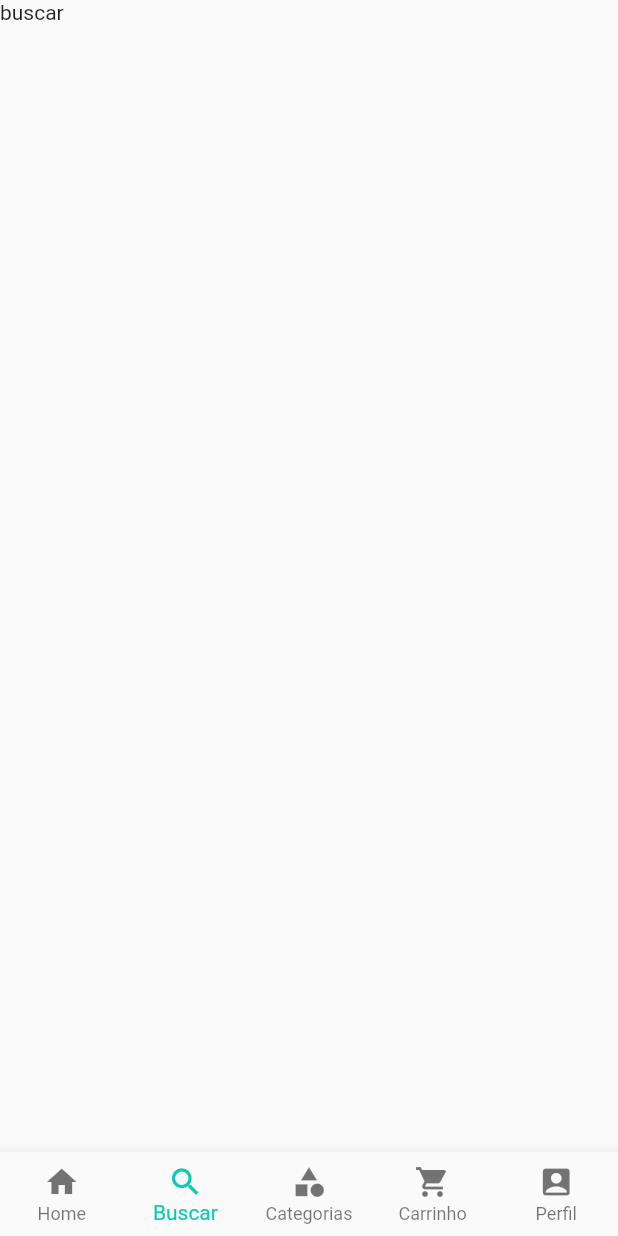
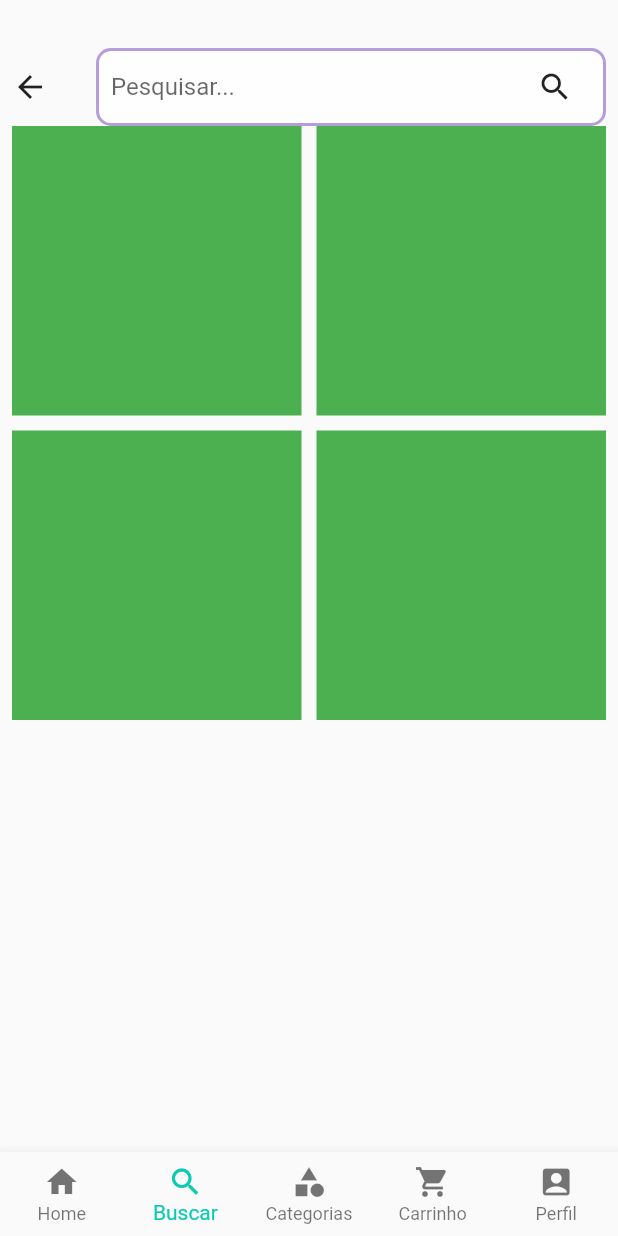
Before and after one commit to CammyFerreira/Projeto_Flutter, a Flutter app: the screen it shows after launch, item 2 of the bottom bar chosen, on a phone screen of 412 x 824 dp. Run offline on Flutter 3.47's test engine with Material 2 defaults, Android fonts, the phone set to English and light mode, and no system bars; our stand-ins replace carousel_slider, email_validator, fluttertoast, google_fonts, shared_preferences; network calls fail.

Commit message:
Começando a busca

```diff
--- a/projeto_flutter/lib/views/bottom_navigation.dart
+++ b/projeto_flutter/lib/views/bottom_navigation.dart
@@ -1,4 +1,5 @@
 import 'package:flutter/material.dart';
+import 'package:projeto_flutter/views/busca.dart';
 import 'package:projeto_flutter/views/carrinho.dart';
 import 'package:projeto_flutter/views/categorias_view.dart';
 import 'package:projeto_flutter/views/home_page.dart';
@@ -15,7 +16,7 @@ class _MyHomePageState extends State<HomePage> {
   int currentIndex = 0;
   final screens = [
     const HomeView(),
-    const Text('buscar'),
+    const Busca(),
     const CategoryView(),
     const CarrinhoView(),
     LoginView(),
--- /dev/null
+++ b/projeto_flutter/lib/views/busca.dart
@@ -0,0 +1,90 @@
+import 'package:flutter/material.dart';
+
+final TextEditingController _searchQueryController = TextEditingController();
+
+class Busca extends StatefulWidget {
+  const Busca({super.key});
+
+  @override
+  State<Busca> createState() => _BuscaState();
+}
+
+class _BuscaState extends State<Busca> {
+  @override
+  Widget build(BuildContext context) {
+    return Scaffold(
+      body: Padding(
+        padding: const EdgeInsets.symmetric(vertical: 32, horizontal: 8),
+        child: Column(
+          children: [
+            Row(
+              mainAxisAlignment: MainAxisAlignment.spaceBetween,
+              children: [
+                const Icon(Icons.arrow_back),
+                Container(
+                  width: 340,
+                  decoration: BoxDecoration(
+                    color: Colors.white70,
+                    border: Border.all(
+                      color: Colors.deepPurple[200]!,
+                      width: 2,
+                      style: BorderStyle.solid,
+                    ),
+                    borderRadius: const BorderRadius.all(
+                      Radius.circular(10),
+                    ),
+                  ),
+                  padding: const EdgeInsets.symmetric(horizontal: 8.0),
+                  child: Row(
+                    children: [
+                      Expanded(
+                        child: TextField(
+                          controller: _searchQueryController,
+                          onTap: null,
+                          decoration: const InputDecoration(
+                            hintText: 'Pesquisar...',
+                            border: InputBorder.none,
+                          ),
+                        ),
+                      ),
+                      IconButton(
+                        icon: const Icon(Icons.search),
+                        onPressed: () {
+                          String query = _searchQueryController.text;
+                          print('Buscando por: $query');
+                        },
+                      ),
+                    ],
+                  ),
+                ),
+              ],
+            ),
+            Visibility(
+              visible: _searchQueryController.text == '',
+              child: GridView.count(
+                shrinkWrap: true,
+                crossAxisCount: 2,
+                crossAxisSpacing: 10,
+                mainAxisSpacing: 10,
+                children: [
+                  Container(
+                    color: Colors.green,
+                  ),
+                  Container(
+                    color: Colors.green,
+                  ),
+                  Container(
+                    color: Colors.green,
+                  ),
+                  Container(
+                    color: Colors.green,
+                  ),
+                ],
+              ),
+            )
+          ],
+        ),
+      ),
+    );
+  }
+}
--- a/projeto_flutter/lib/views/home_page.dart
+++ b/projeto_flutter/lib/views/home_page.dart
@@ -1,12 +1,12 @@
 import 'package:carousel_slider/carousel_slider.dart';
 import 'package:flutter/material.dart';
 import 'package:projeto_flutter/components/categorias_home.dart';
+import 'package:projeto_flutter/views/busca.dart';
 import 'package:projeto_flutter/views/categorias_view.dart';
 import 'package:projeto_flutter/views/fragments/caroussel_products.dart';
 import 'package:projeto_flutter/views/list_page.dart';
 
 final themeMode = ValueNotifier(2);
-final TextEditingController _searchQueryController = TextEditingController();
 
 class HomeView extends StatelessWidget {
   const HomeView({super.key});
@@ -38,22 +38,26 @@ class HomeView extends StatelessWidget {
                   ),
                   padding: const EdgeInsets.symmetric(horizontal: 8.0),
                   child: Row(
-                    children: <Widget>[
+                    children: [
                       Expanded(
                         child: TextField(
-                          controller: _searchQueryController,
+                          enabled: true,
+                          readOnly: true,
+                          onTap: () => Navigator.push(
+                            context,
+                            MaterialPageRoute(
+                              builder: (BuildContext context) => const Busca(),
+                            ),
+                          ),
                           decoration: const InputDecoration(
                             hintText: 'Pesquisar...',
                             border: InputBorder.none,
                           ),
                         ),
                       ),
-                      IconButton(
-                        icon: const Icon(Icons.search),
-                        onPressed: () {
-                          String query = _searchQueryController.text;
-                          print('Buscando por: $query');
-                        },
+                      const IconButton(
+                        icon: Icon(Icons.search),
+                        onPressed: null
                       ),
                     ],
                   ),
```
